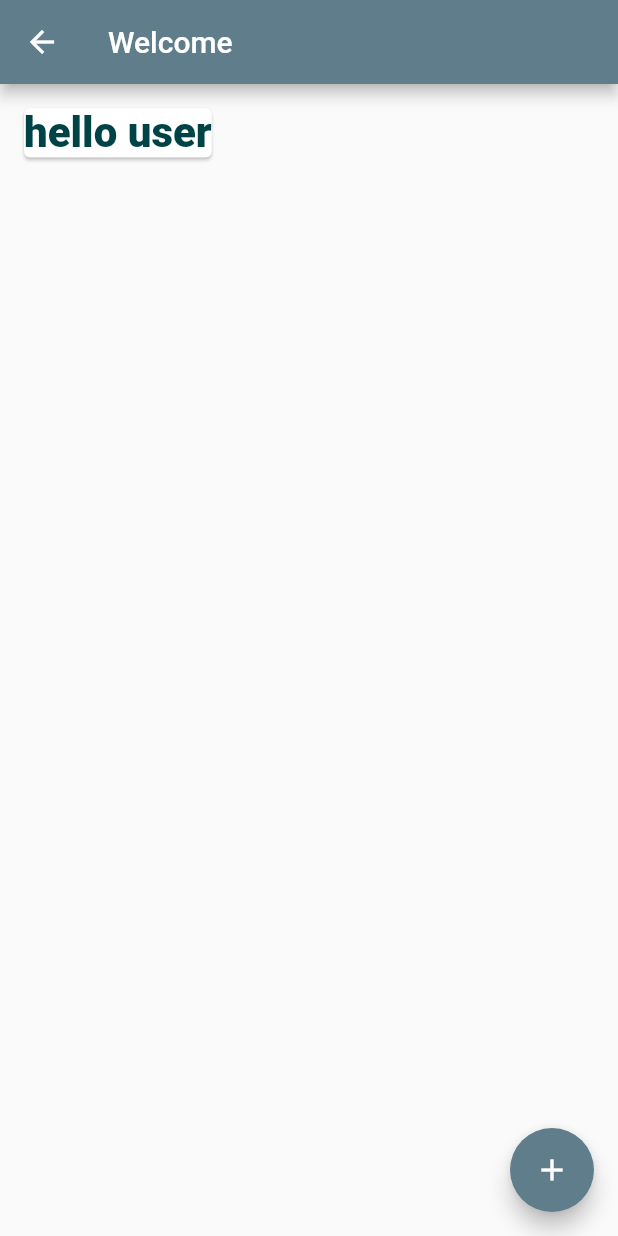
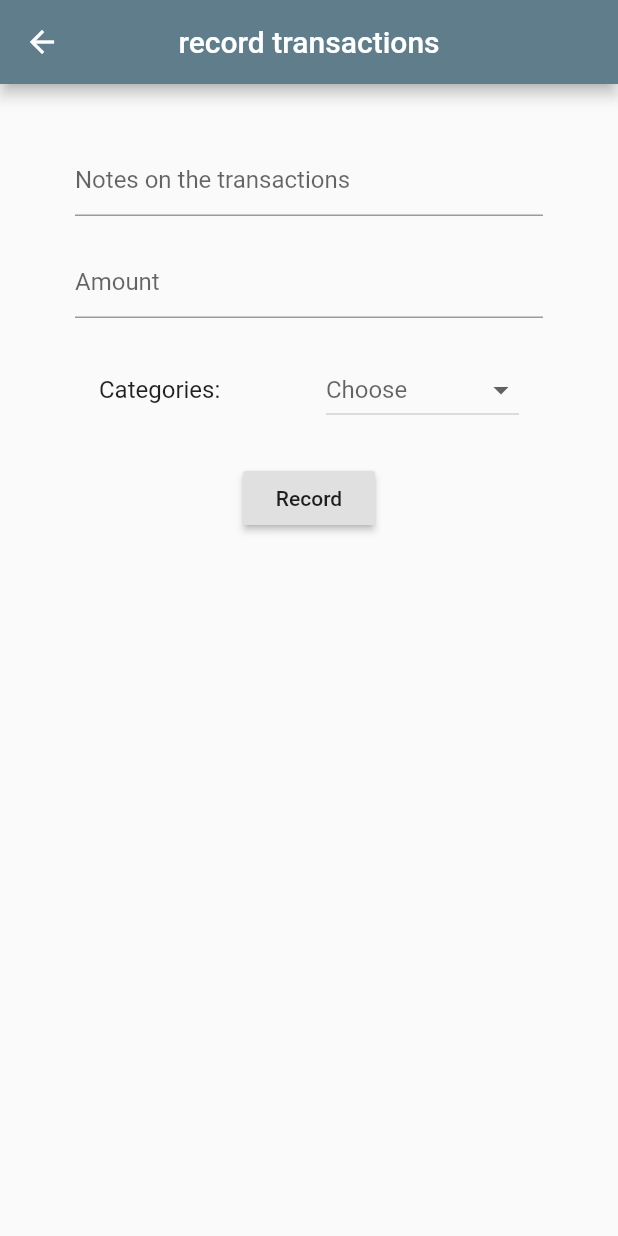
Before and after one commit to Rachel-AG/CP2106-Orbital-Retreat, a Flutter app: the HomePage screen opened by its route, after a tap on the "add" icon, on a phone screen of 412 x 824 dp. Run offline on Flutter 3.47's test engine with Material 2 defaults, Android fonts, the phone set to English and light mode, and no system bars; our stand-ins replace supabase_flutter; accounts and stored records are empty.

Commit message:
Transaction front-end

```diff
--- a/lib/main.dart
+++ b/lib/main.dart
@@ -2,6 +2,7 @@ import 'package:flutter/material.dart';
 import 'package:retreat/screens/home_page/home_page.dart';
 import 'package:retreat/screens/signin_page/signin_page.dart';
 import 'package:retreat/screens/signup_page/signup_page.dart';
+import 'package:retreat/screens/record_transactions_page/record_transactions_page.dart';
 
 void main() {
   runApp(const MyApp());
@@ -23,6 +24,8 @@ class MyApp extends StatelessWidget {
         'signin': (_) => const SignInPage(),
         '/signup': (_) => const SignUpPage(),
         '/home': (_) => const HomePage(),
+        '/record': (_) => const RecordTransactionsPage(),
+
       },
     );
   }
--- a/lib/screens/home_page/home_page.dart
+++ b/lib/screens/home_page/home_page.dart
@@ -2,6 +2,7 @@ import 'package:flutter/material.dart';
 import 'package:retreat/constants/text_styles.dart';
 import 'package:retreat/models/profile.dart';
 import 'package:retreat/services/supabase_manager.dart';
+import 'package:retreat/screens/record_transactions_page/record_transactions_page.dart';
 
 class HomePage extends StatefulWidget {
   const HomePage({Key? key}) : super(key: key);
@@ -20,7 +21,7 @@ class _HomePageState extends State<HomePage> {
         title: const Text('Welcome'),
       ),
       floatingActionButton: FloatingActionButton(
-        onPressed: () {},
+        onPressed: () {Navigator.pushReplacementNamed(context, '/record');},
         tooltip: 'Button',
         child: const Icon(Icons.add),
       ),
--- /dev/null
+++ b/lib/screens/record_transactions_page/record_transactions_page.dart
@@ -0,0 +1,78 @@
+import 'package:flutter/material.dart';
+import 'package:retreat/widgets/custom_formfield.dart';
+import 'package:retreat/widgets/dropdown_button.dart';
+
+class RecordTransactionsPage extends StatefulWidget {
+  const RecordTransactionsPage({Key? key}) : super(key: key);
+
+  @override
+  State<RecordTransactionsPage> createState() => _RecordTransactionsPageState();
+}
+
+class _RecordTransactionsPageState extends State<RecordTransactionsPage> {
+  // final TextEditingController _nameController = TextEditingController();
+  // final TextEditingController _priceController = TextEditingController();
+  // final TextEditingController _timeController = TextEditingController();
+  // final TextEditingController _categoryController = TextEditingController();
+  //
+  // @override
+  // void dispose() {
+  //   _nameController.dispose();
+  //   _priceController.dispose();
+  //   _timeController.dispose();
+  //   _categoryController.dispose();
+  //   super.dispose();
+  // }
+  //
+  // String get name => _nameController.text.trim();
+  // String get price => _priceController.text.trim();
+  // String get time => _timeController.text.trim();
+  // String get category => _categoryController.text.trim();
+
+  String name = "";
+  String price = "";
+
+  Widget build(BuildContext context) {
+    return Scaffold(
+      appBar: AppBar(
+        title: Text('record transactions'),
+        centerTitle: true,
+      ),
+      body: Container(
+        padding: EdgeInsets.symmetric(vertical: 20.0, horizontal: 50.0),
+        child: Form(
+          child: Column(
+            children: <Widget>[
+              SizedBox(height: 20.0),
+              TextFormField(
+                  decoration: InputDecoration(
+                    hintText: 'Notes on the transactions',
+                  ),
+                  onChanged: (val) {
+                    setState(() => name = val);
+                  }),
+              SizedBox(height: 20.0),
+              TextFormField(
+                  decoration: InputDecoration(
+                    hintText: 'Amount',
+                  ),
+                  onChanged: (val) {
+                    setState(() =>
+                        price = val); //HOW TO CHANGE THIS STRING TO DOUBLE BZzZ
+                  }),
+              SizedBox(height: 20.0),
+              DropdownButtonExample(),
+              SizedBox(height: 20.0),
+              RaisedButton(
+                  child: Text('Record'),
+                  onPressed: () async {
+                    print(name);
+                    print(price);
+                  }),
+            ],
+          ),
+        ),
+      ),
+    );
+  }
+}
--- /dev/null
+++ b/lib/widgets/dropdown_button.dart
@@ -0,0 +1,60 @@
+import 'package:flutter/material.dart';
+
+// Inspired by dropdown buttons demo in offical flutter gallery:
+// https://github.com/flutter/flutter/blob/master/examples/flutter_gallery/lib/demo/material/buttons_demo.dart
+class DropdownButtonExample extends StatefulWidget {
+  const DropdownButtonExample({Key? key}) : super(key: key);
+
+  @override
+  State<StatefulWidget> createState() => _DropdownButtonExampleState();
+}
+
+class _DropdownButtonExampleState extends State<DropdownButtonExample> {
+  static const menuItems = <String>[ //?? HOW TO DO THE LINKING TO SUPABASE FOR THE CATEGORY
+    'Food & Drink',
+    'Groceries',
+    'Utilities',
+    'Transportation',
+    'Entertainment',
+    'Others',
+  ];
+  final List<DropdownMenuItem<String>> _dropDownMenuItems = menuItems
+      .map(
+        (String value) => DropdownMenuItem<String>(
+          value: value,
+          child: Text(value),
+        ),
+      )
+      .toList();
+  final List<PopupMenuItem<String>> _popUpMenuItems = menuItems
+      .map(
+        (String value) => PopupMenuItem<String>(
+          value: value,
+          child: Text(value),
+        ),
+      )
+      .toList();
+
+  String? _btn2SelectedVal;
+
+  @override
+  Widget build(BuildContext context) {
+    return Column(
+      children: <Widget>[
+        ListTile(
+          title: const Text('Categories:'),
+          trailing: DropdownButton(
+            value: _btn2SelectedVal,
+            hint: const Text('Choose'),
+            onChanged: (String? newValue) {
+              if (newValue != null) {
+                setState(() => _btn2SelectedVal = newValue);
+              }
+            },
+            items: _dropDownMenuItems,
+          ),
+        ),
+      ],
+    );
+  }
+}
```
Also changed, not shown: lib/models/transactions.dart (added, +24 -0 lines), lib/screens/display_transactions_page/display_transactions_page.dart (added, +21 -0 lines).
